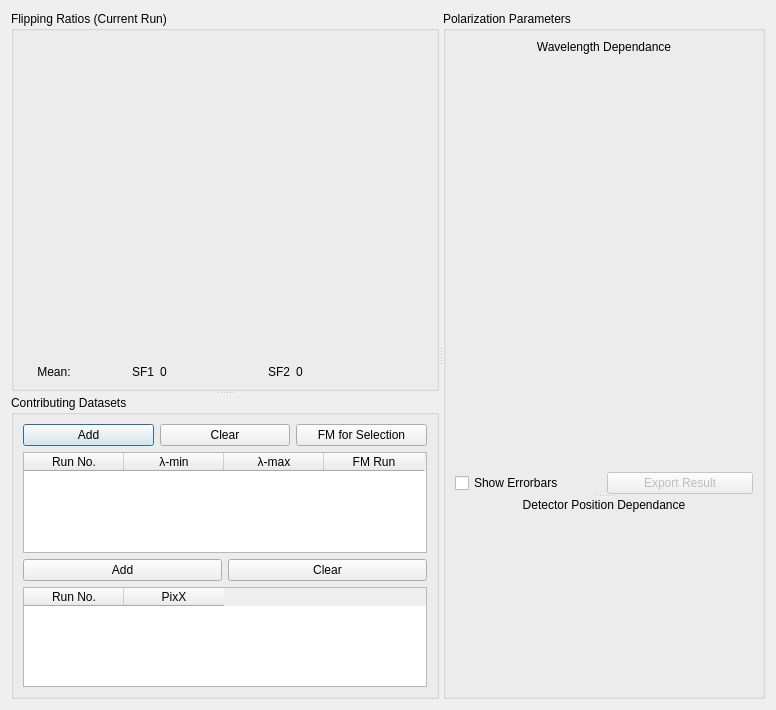
aglavic/quicknxs, file designer/polarization_dialog.ui: the form before one commit.
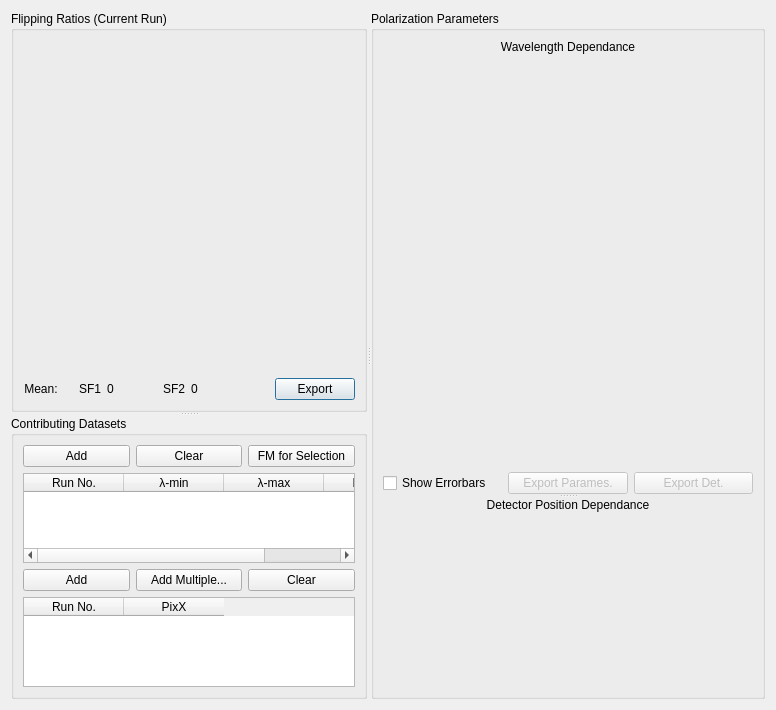
The form after the commit. Custom widgets are drawn as their Qt base class.

Commit message: Add additional export options to polarization dialog and fix some small bugs. Add export raw data option to main gui.

Diff of the .ui file:
```diff
--- a/designer/polarization_dialog.ui
+++ b/designer/polarization_dialog.ui
@@ -127,6 +127,13 @@
             </property>
            </widget>
           </item>
+          <item>
+           <widget class="QPushButton" name="exportFRButton">
+            <property name="text">
+             <string>Export</string>
+            </property>
+           </widget>
+          </item>
          </layout>
         </item>
        </layout>
@@ -212,6 +219,13 @@
             </property>
            </widget>
           </item>
+          <item>
+           <widget class="QPushButton" name="pushButton_6">
+            <property name="text">
+             <string>Add Multiple...</string>
+            </property>
+           </widget>
+          </item>
           <item>
            <widget class="QPushButton" name="pushButton_3">
             <property name="text">
@@ -293,7 +307,17 @@
                 <bool>false</bool>
                </property>
                <property name="text">
-                <string>Export Result</string>
+                <string>Export Parames.</string>
+               </property>
+              </widget>
+             </item>
+             <item>
+              <widget class="QPushButton" name="exportDetButton">
+               <property name="enabled">
+                <bool>false</bool>
+               </property>
+               <property name="text">
+                <string>Export Det.</string>
                </property>
               </widget>
              </item>
```
Left out of the diff: 77 changed lines with no effect on the pictures. The commit also changes 10 other files.
